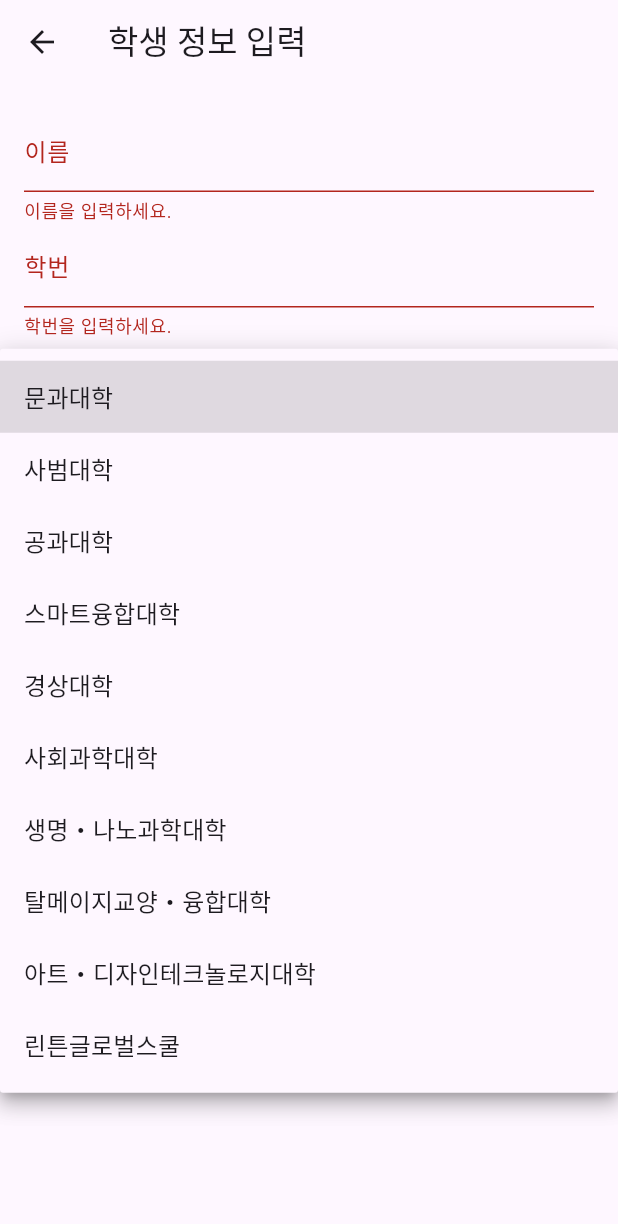
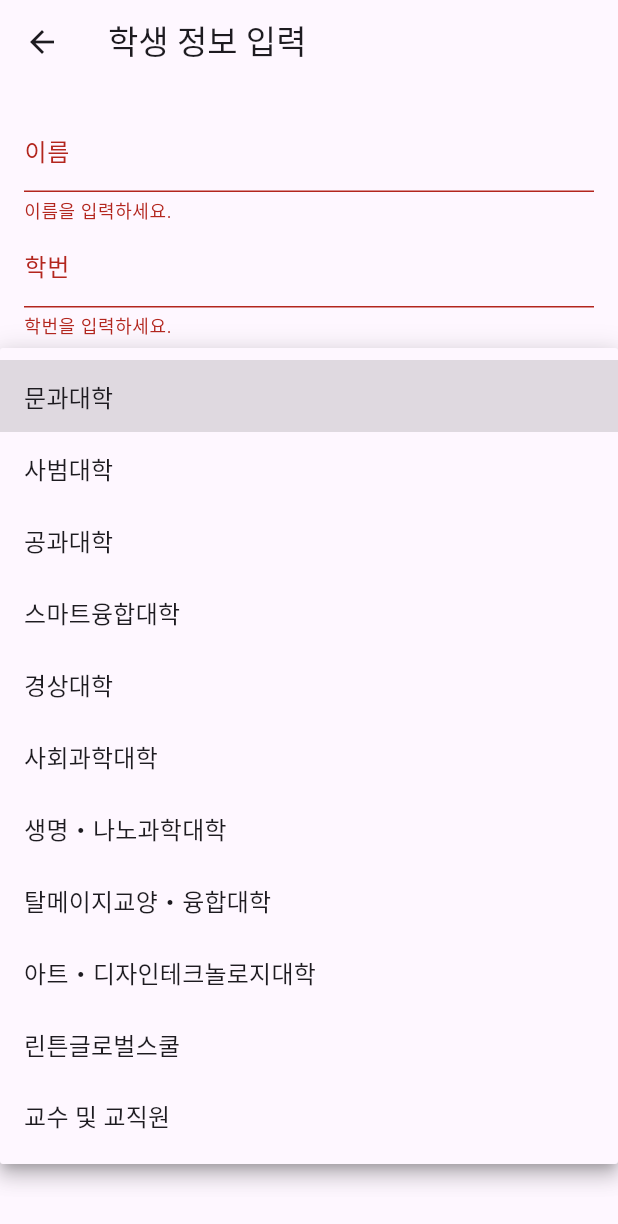
Before and after one commit to LightandSaltt/2024_capstone_design_teamPioneer, a Flutter app: the StuInformation screen opened directly, after a tap on "저장하기", after a tap on "학부", on a phone screen of 412 x 824 dp. Shown: the top 1224 px of the screen. Run offline on Flutter 3.47's test engine with Material 3 defaults, Android fonts, the phone set to English and light mode, and no system bars; our stand-ins replace firebase_auth, firebase_core, firebase_database, flutter_svg, google_sign_in, image_picker and 1 more; missing offline and left inert: naver_map_plugin; accounts and stored records are empty.

```diff
--- a/lib/screens/stu_information.dart
+++ b/lib/screens/stu_information.dart
@@ -28,6 +28,7 @@ class _StuInformationState extends State<StuInformation> {
     '탈메이지교양・융합대학': ['창의융합학부', '자유전공학부'],
     '아트・디자인테크놀로지대학': ['회화과', '미디어영상학과', '패션디자인학과', '융합디자인학과'],
     '린튼글로벌스쿨': ['글로벌IT경영전공', '글로벌비즈니스전공'],
+    '교수 및 교직원': ['교수','교직원']
   };
 
   @override
```
Also changed, not shown: lib/screens/hansik_main_page.dart (+4 -4 lines), assets/images/marker_icon.svg, 3 other files.
